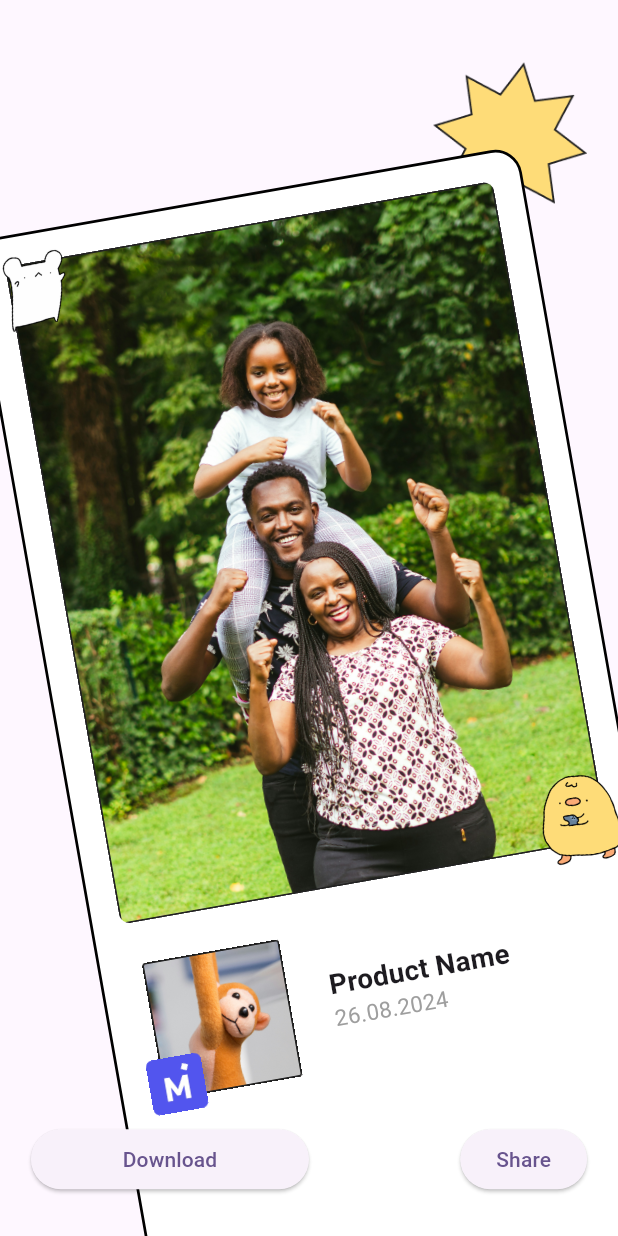
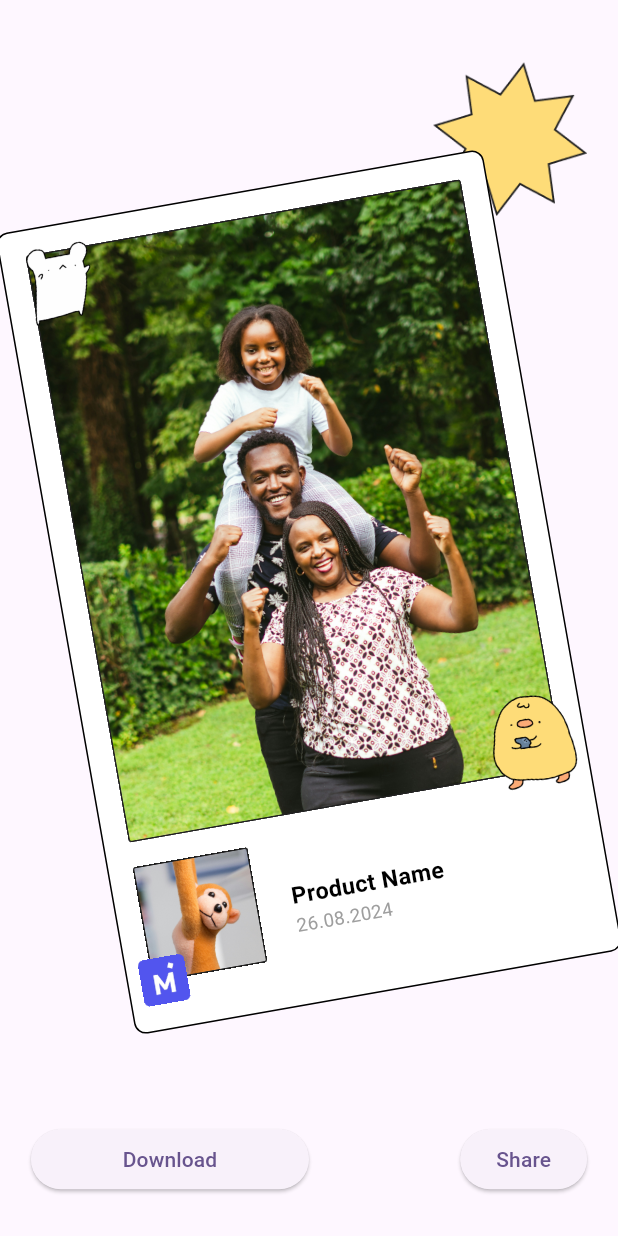
Before and after one commit to ayumiohno/flutter, a Flutter app: the SecondPage screen opened directly, on a phone screen of 412 x 824 dp. Run offline on Flutter 3.47's test engine with Material 3 defaults, Android fonts, the phone set to English and light mode, and no system bars; our stand-ins replace firebase_core, screenshot, share_plus; accounts and stored records are empty.

Commit message:
Modified frame size

```diff
--- a/lib/background.dart
+++ b/lib/background.dart
@@ -19,19 +19,14 @@ class Background extends StatelessWidget {
                   height: constraints.maxWidth * 0.25,
                   fit: BoxFit.cover,
                 )),
-            // frame,
             Positioned(
-              top: constraints.maxHeight * 0.1,
-              left: constraints.maxWidth * 0.05,
+              top: constraints.maxHeight * 0.15,
+              left: constraints.maxWidth * 0.1,
               child: Transform.rotate(
                 angle: -0.174533, // -10 degrees in radians
-                child: Transform.scale(
-                  scale: 0.9,
-                  child: Container(
-                    width: constraints.maxWidth,
-                    height: constraints.maxHeight,
-                    child: frame,
-                  ),
+                child: Container(
+                  width: constraints.maxWidth * 0.8,
+                  child: frame,
                 ),
               ),
             ),
--- a/lib/frame.dart
+++ b/lib/frame.dart
@@ -1,17 +1,19 @@
 import 'package:flutter/material.dart';
+import 'package:new_flutter/product_info.dart';
 
 class ShareFrame extends StatelessWidget {
   @override
+  final Widget image;
+  ShareFrame(this.image);
+
   Widget build(BuildContext context) {
     return LayoutBuilder(
       builder: (context, constraints) {
         double containerPadding = constraints.maxWidth * 0.05;
         return Container(
-          width: constraints.maxWidth,
-          height: constraints.maxHeight,
           decoration: BoxDecoration(
-            border: Border.all(color: Colors.black, width: 2),
-            borderRadius: BorderRadius.circular(20),
+            border: Border.all(color: Colors.black, width: 1),
+            borderRadius: BorderRadius.circular(8),
             color: Colors.white,
           ),
           child: Column(
@@ -19,91 +21,41 @@ class ShareFrame extends StatelessWidget {
             children: [
               Stack(
                 children: [
-                  // Family image
                   Padding(
                     padding: EdgeInsets.all(containerPadding),
                     child: ClipRRect(
-                      borderRadius: BorderRadius.circular(8.0),
-                      child: Image.asset(
-                        'assets/image.png', // Replace with your image path
-                        width: double.infinity,
-                        fit: BoxFit.cover,
-                      ),
+                      borderRadius: BorderRadius.circular(2),
+                      child: image,
                     ),
                   ),
-                  // Top-left icon
                   Positioned(
-                    top: containerPadding * 0.05,
-                    left: containerPadding * 0.05,
+                    top: containerPadding * 0,
+                    left: containerPadding * 0,
                     child: Image.asset(
                       'assets/icon2.png',
-                      width: constraints.maxWidth * 0.2,
-                      height: constraints.maxWidth * 0.2,
+                      width: 76,
+                      height: 78,
                     ),
                   ),
-                  // Bottom-right icon
                   Positioned(
                     bottom: containerPadding * 0.1,
                     right: containerPadding * 0.1,
                     child: Image.asset(
                       'assets/icon1.png',
-                      width: constraints.maxWidth * 0.2,
-                      height: constraints.maxWidth * 0.2,
+                      width: 74,
+                      height: 78,
                     ),
                   ),
                 ],
               ),
-              // Product info
               Container(
                 padding: EdgeInsets.only(
-                  left: containerPadding,
-                  right: containerPadding,
+                  left: containerPadding * 0.5,
+                  right: containerPadding * 0.5,
                   bottom: containerPadding,
                 ),
-                child: Row(
-                  children: [
-                    Stack(children: [
-                      Padding(
-                        padding: EdgeInsets.all(containerPadding * 0.5),
-                        child: Image.asset(
-                          'assets/product.png',
-                          width: constraints.maxWidth * 0.25,
-                          height: constraints.maxWidth * 0.25,
-                          fit: BoxFit.cover,
-                        ),
-                      ),
-                      Positioned(
-                          bottom: 0,
-                          left: 0,
-                          child: Image.asset(
-                            'assets/logo.png',
-                            width: constraints.maxWidth * 0.1,
-                            height: constraints.maxWidth * 0.1,
-                          )),
-                    ]),
-                    SizedBox(width: containerPadding),
-                    Column(
-                      crossAxisAlignment: CrossAxisAlignment.start,
-                      children: [
-                        Text(
-                          'Product Name',
-                          style: TextStyle(
-                            fontSize: constraints.maxWidth * 0.05,
-                            fontWeight: FontWeight.bold,
-                          ),
-                        ),
-                        Text(
-                          '26.08.2024',
-                          style: TextStyle(
-                            fontSize: constraints.maxWidth * 0.04,
-                            color: Colors.grey,
-                          ),
-                        ),
-                      ],
-                    ),
-                  ],
-                ),
-              ),
+                child: ProductInfo(),
+              )
             ],
           ),
         );
--- /dev/null
+++ b/lib/product_info.dart
@@ -0,0 +1,61 @@
+import 'package:flutter/material.dart';
+
+class ProductInfo extends StatelessWidget {
+  @override
+  Widget build(BuildContext context) {
+    return LayoutBuilder(
+      builder: (context, constraints) {
+        double containerPadding = constraints.maxWidth * 0.05;
+        return Row(
+          children: [
+            Stack(children: [
+              Padding(
+                padding: EdgeInsets.only(
+                  left: containerPadding * 0.5,
+                  right: containerPadding * 0.5,
+                  bottom: containerPadding,
+                ),
+                child: Image.asset(
+                  'assets/product.png',
+                  width: constraints.maxWidth * 0.25,
+                  height: constraints.maxWidth * 0.25,
+                  fit: BoxFit.cover,
+                ),
+              ),
+              Positioned(
+                  bottom: 0,
+                  left: 0,
+                  child: Image.asset(
+                    'assets/logo.png',
+                    width: constraints.maxWidth * 0.1,
+                    height: constraints.maxWidth * 0.1,
+                  )),
+            ]),
+            SizedBox(width: containerPadding),
+            Column(
+              mainAxisSize: MainAxisSize.min,
+              crossAxisAlignment: CrossAxisAlignment.start,
+              children: [
+                Text(
+                  'Product Name',
+                  style: TextStyle(
+                    fontSize: constraints.maxWidth * 0.05,
+                    fontWeight: FontWeight.bold,
+                    color: Colors.black,
+                  ),
+                ),
+                Text(
+                  '26.08.2024',
+                  style: TextStyle(
+                    fontSize: constraints.maxWidth * 0.04,
+                    color: Colors.grey,
+                  ),
+                ),
+              ],
+            ),
+          ],
+        );
+      },
+    );
+  }
+}
--- a/lib/second.dart
+++ b/lib/second.dart
@@ -15,7 +15,9 @@ class SecondPage extends StatefulWidget {
 
 class _SecondPageState extends State<SecondPage> {
   final ScreenshotController screenshotController = ScreenshotController();
-  final Widget shareFrame = ShareFrame();
+  final Widget shareFrame = ShareFrame(
+    Image.asset('assets/image.png'),
+  );
   @override
   Widget build(BuildContext context) {
     return Scaffold(
```
